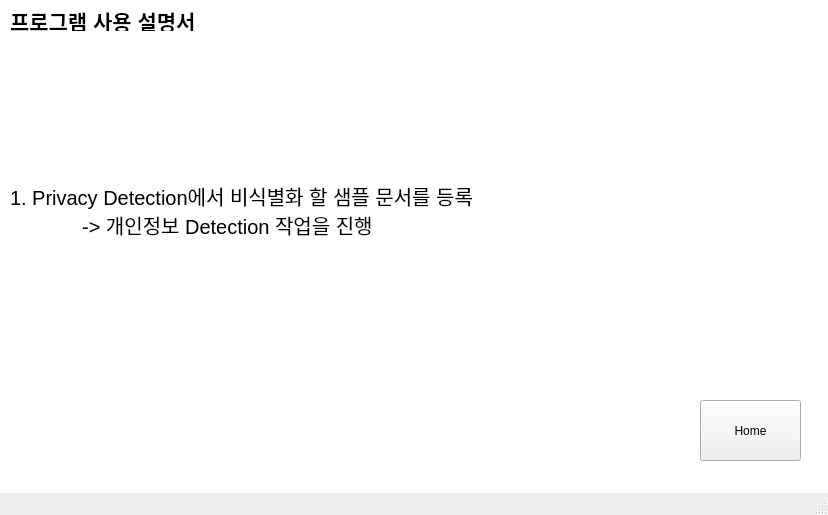
Old version of the form app/gui/UI/ui_help.ui in the repository CSID-DGU/2023-1-CECD3-Sugar-4.
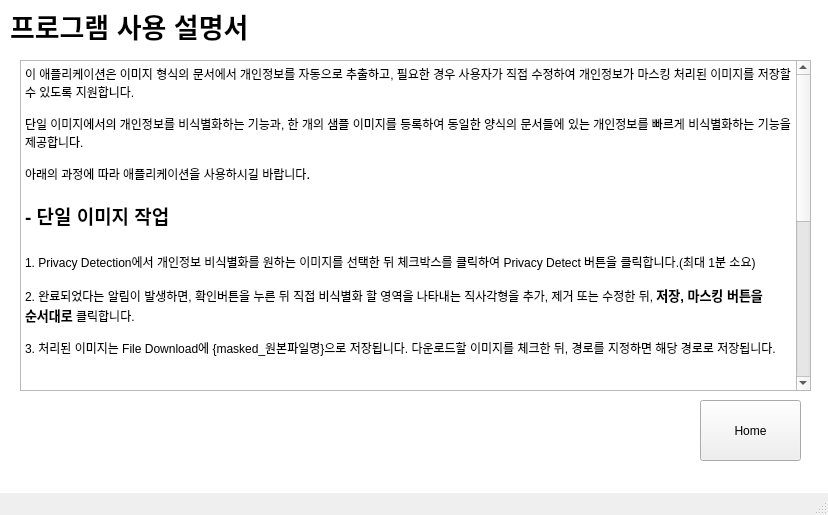
New version of the form.

Diff of the .ui file:
```diff
--- a/app/gui/UI/ui_help.ui
+++ b/app/gui/UI/ui_help.ui
@@ -41,13 +41,13 @@
      <rect>
       <x>10</x>
       <y>10</y>
-      <width>211</width>
-      <height>21</height>
+      <width>291</width>
+      <height>31</height>
      </rect>
     </property>
     <property name="font">
      <font>
-      <pointsize>16</pointsize>
+      <pointsize>20</pointsize>
       <bold>true</bold>
      </font>
     </property>
@@ -68,24 +68,52 @@
      <string>Home</string>
     </property>
    </widget>
-   <widget class="QLabel" name="label_3">
+   <widget class="QTextBrowser" name="textBrowser">
     <property name="geometry">
      <rect>
-      <x>10</x>
-      <y>40</y>
-      <width>781</width>
-      <height>341</height>
+      <x>20</x>
+      <y>60</y>
+      <width>791</width>
+      <height>331</height>
      </rect>
     </property>
-    <property name="font">
-     <font>
-      <pointsize>15</pointsize>
-      <bold>false</bold>
-     </font>
-    </property>
-    <property name="text">
-     <string>1. Privacy Detection에서 비식별화 할 샘플 문서를 등록
-             -&gt; 개인정보 Detection 작업을 진행</string>
+    <property name="html">
+     <string>&lt;!DOCTYPE HTML PUBLIC &quot;-//W3C//DTD HTML 4.0//EN&quot; &quot;http://www.w3.org/TR/REC-html40/strict.dtd&quot;&gt;
+&lt;html&gt;&lt;head&gt;&lt;meta name=&quot;qrichtext&quot; content=&quot;1&quot; /&gt;&lt;meta charset=&quot;utf-8&quot; /&gt;&lt;style type=&quot;text/css&quot;&gt;
+p, li { white-space: pre-wrap; }
+hr { height: 1px; border-width: 0; }
+li.unchecked::marker { content: &quot;\2610&quot;; }
+li.checked::marker { content: &quot;\2612&quot;; }
+&lt;/style&gt;&lt;/head&gt;&lt;body style=&quot; font-family:'맑은 고딕'; font-size:9pt; font-weight:400; font-style:normal;&quot;&gt;
+&lt;p style=&quot; margin-top:0px; margin-bottom:0px; margin-left:0px; margin-right:0px; -qt-block-indent:0; text-indent:0px;&quot;&gt;이 애플리케이션은 이미지 형식의 문서에서 개인정보를 자동으로 추출하고, 필요한 경우 사용자가 직접 수정하여 개인정보가 마스킹 처리된 이미지를 저장할 수 있도록 지원합니다.&lt;/p&gt;
+&lt;p style=&quot;-qt-paragraph-type:empty; margin-top:0px; margin-bottom:0px; margin-left:0px; margin-right:0px; -qt-block-indent:0; text-indent:0px;&quot;&gt;&lt;br /&gt;&lt;/p&gt;
+&lt;p style=&quot; margin-top:0px; margin-bottom:0px; margin-left:0px; margin-right:0px; -qt-block-indent:0; text-indent:0px;&quot;&gt;단일 이미지에서의 개인정보를 비식별화하는 기능과, 한 개의 샘플 이미지를 등록하여 동일한 양식의 문서들에 있는 개인정보를 빠르게 비식별화하는 기능을 제공합니다.&lt;/p&gt;
+&lt;p style=&quot;-qt-paragraph-type:empty; margin-top:0px; margin-bottom:0px; margin-left:0px; margin-right:0px; -qt-block-indent:0; text-indent:0px;&quot;&gt;&lt;br /&gt;&lt;/p&gt;
+&lt;p style=&quot; margin-top:0px; margin-bottom:0px; margin-left:0px; margin-right:0px; -qt-block-indent:0; text-indent:0px;&quot;&gt;아래의 과정에 따라 애플리케이션을 사용하시길 바랍니다&lt;span style=&quot; font-size:11pt;&quot;&gt;.&lt;/span&gt;&lt;/p&gt;
+&lt;p style=&quot;-qt-paragraph-type:empty; margin-top:0px; margin-bottom:0px; margin-left:0px; margin-right:0px; -qt-block-indent:0; text-indent:0px; font-size:11pt;&quot;&gt;&lt;br /&gt;&lt;/p&gt;
+&lt;p style=&quot; margin-top:0px; margin-bottom:0px; margin-left:0px; margin-right:0px; -qt-block-indent:0; text-indent:0px;&quot;&gt;&lt;span style=&quot; font-size:14pt; font-weight:700;&quot;&gt;- 단일 이미지 작업&lt;/span&gt;&lt;/p&gt;
+&lt;p style=&quot;-qt-paragraph-type:empty; margin-top:0px; margin-bottom:0px; margin-left:0px; margin-right:0px; -qt-block-indent:0; text-indent:0px; font-size:14pt; font-weight:700;&quot;&gt;&lt;br /&gt;&lt;/p&gt;
+&lt;p style=&quot; margin-top:0px; margin-bottom:0px; margin-left:0px; margin-right:0px; -qt-block-indent:0; text-indent:0px;&quot;&gt;1. Privacy Detection에서 개인정보 비식별화를 원하는 이미지를 선택한 뒤 체크박스를 클릭하여 Privacy Detect 버튼을 클릭합니다.(최대 1분 소요)&lt;/p&gt;
+&lt;p style=&quot;-qt-paragraph-type:empty; margin-top:0px; margin-bottom:0px; margin-left:0px; margin-right:0px; -qt-block-indent:0; text-indent:0px;&quot;&gt;&lt;br /&gt;&lt;/p&gt;
+&lt;p style=&quot; margin-top:0px; margin-bottom:0px; margin-left:0px; margin-right:0px; -qt-block-indent:0; text-indent:0px;&quot;&gt;2. 완료되었다는 알림이 발생하면, 확인버튼을 누른 뒤 직접 비식별화 할 영역을 나타내는 직사각형을 추가, 제거 또는 수정한 뒤, &lt;span style=&quot; font-size:10pt; font-weight:700;&quot;&gt;저장, 마스킹 버튼을 순서대로&lt;/span&gt; 클릭합니다.&lt;/p&gt;
+&lt;p style=&quot;-qt-paragraph-type:empty; margin-top:0px; margin-bottom:0px; margin-left:0px; margin-right:0px; -qt-block-indent:0; text-indent:0px;&quot;&gt;&lt;br /&gt;&lt;/p&gt;
+&lt;p style=&quot; margin-top:0px; margin-bottom:0px; margin-left:0px; margin-right:0px; -qt-block-indent:0; text-indent:0px;&quot;&gt;3. 처리된 이미지는 File Download에 {masked_원본파일명}으로 저장됩니다. 다운로드할 이미지를 체크한 뒤, 경로를 지정하면 해당 경로로 저장됩니다.&lt;/p&gt;
+&lt;p style=&quot;-qt-paragraph-type:empty; margin-top:0px; margin-bottom:0px; margin-left:0px; margin-right:0px; -qt-block-indent:0; text-indent:0px;&quot;&gt;&lt;br /&gt;&lt;/p&gt;
+&lt;p style=&quot;-qt-paragraph-type:empty; margin-top:0px; margin-bottom:0px; margin-left:0px; margin-right:0px; -qt-block-indent:0; text-indent:0px;&quot;&gt;&lt;br /&gt;&lt;/p&gt;
+&lt;p style=&quot; margin-top:0px; margin-bottom:0px; margin-left:0px; margin-right:0px; -qt-block-indent:0; text-indent:0px;&quot;&gt;&lt;span style=&quot; font-size:14pt; font-weight:700;&quot;&gt;- 샘플 문서를 활용한 여러개의 이미지 작업&lt;/span&gt;&lt;/p&gt;
+&lt;p style=&quot;-qt-paragraph-type:empty; margin-top:0px; margin-bottom:0px; margin-left:0px; margin-right:0px; -qt-block-indent:0; text-indent:0px; font-size:14pt; font-weight:700;&quot;&gt;&lt;br /&gt;&lt;/p&gt;
+&lt;p style=&quot; margin-top:0px; margin-bottom:0px; margin-left:0px; margin-right:0px; -qt-block-indent:0; text-indent:0px;&quot;&gt;1. Privacy Detection에서 샘플 양식으로 등록할 이미지를 선택한 뒤 체크박스를 클릭하여 Privacy Detect 버튼을 클릭합니다. 이미지에는 비식별화를 원하는 항목이 반드시 입력된 상태여야 합니다.(최대 1분 소요)&lt;/p&gt;
+&lt;p style=&quot;-qt-paragraph-type:empty; margin-top:0px; margin-bottom:0px; margin-left:0px; margin-right:0px; -qt-block-indent:0; text-indent:0px;&quot;&gt;&lt;br /&gt;&lt;/p&gt;
+&lt;p style=&quot; margin-top:0px; margin-bottom:0px; margin-left:0px; margin-right:0px; -qt-block-indent:0; text-indent:0px;&quot;&gt;2. 완료되었다는 알림이 발생하면, 확인버튼을 누른 뒤 직접 비식별화 할 영역을 나타내는 직사각형을 추가, 제거 또는 수정한 뒤, &lt;span style=&quot; font-size:10pt; font-weight:700;&quot;&gt;저장 버튼&lt;/span&gt;만을 클릭합니다.&lt;/p&gt;
+&lt;p style=&quot;-qt-paragraph-type:empty; margin-top:0px; margin-bottom:0px; margin-left:0px; margin-right:0px; -qt-block-indent:0; text-indent:0px;&quot;&gt;&lt;br /&gt;&lt;/p&gt;
+&lt;p style=&quot; margin-top:0px; margin-bottom:0px; margin-left:0px; margin-right:0px; -qt-block-indent:0; text-indent:0px;&quot;&gt;3. 샘플 이미지는 샘플 리스트에 폴더 형태로 지정됩니다. 수정 버튼을 통해 비식별 처리할 영역을 수정할 수 있으며, 수정 후에는 반드시 저장 버튼을 클릭해야합니다.&lt;/p&gt;
+&lt;p style=&quot; margin-top:0px; margin-bottom:0px; margin-left:0px; margin-right:0px; -qt-block-indent:0; text-indent:0px;&quot;&gt;샘플파일명을 더블클릭하면 파일을 업로드할 수 있는 화면이 나타납니다. &lt;span style=&quot; font-size:10pt; font-weight:700;&quot;&gt;반드시 샘플 이미지와 동일한 양식을 가진 문서들만을 업로드하여야 합니다.&lt;/span&gt;&lt;/p&gt;
+&lt;p style=&quot;-qt-paragraph-type:empty; margin-top:0px; margin-bottom:0px; margin-left:0px; margin-right:0px; -qt-block-indent:0; text-indent:0px; font-size:10pt; font-weight:700;&quot;&gt;&lt;br /&gt;&lt;/p&gt;
+&lt;p style=&quot; margin-top:0px; margin-bottom:0px; margin-left:0px; margin-right:0px; -qt-block-indent:0; text-indent:0px;&quot;&gt;4. 업로드한 문서들을 체크한 뒤 &lt;span style=&quot; font-size:10pt; font-weight:700;&quot;&gt;마스킹 버튼&lt;/span&gt;을 클릭합니다.(이미지의 수에 따라 다소 시간이 걸릴 수 있음) 완료되었다는 알림이 발생하면 처리 결과를 Sample Results에서 샘플별로 확인할 수 있습니다.&lt;/p&gt;
+&lt;p style=&quot;-qt-paragraph-type:empty; margin-top:0px; margin-bottom:0px; margin-left:0px; margin-right:0px; -qt-block-indent:0; text-indent:0px;&quot;&gt;&lt;br /&gt;&lt;/p&gt;
+&lt;p style=&quot; margin-top:0px; margin-bottom:0px; margin-left:0px; margin-right:0px; -qt-block-indent:0; text-indent:0px;&quot;&gt;5. Sample Results에서 샘플파일명을 더블클릭하면 앞서 처리한 문서들을 확인할 수 있습니다. 문서를 선택하여 수정 버튼을 누르면, 직접 비식별화할 영역을 수정할 수 있습니다. 수정 후 반드시 &lt;span style=&quot; font-size:10pt; font-weight:700;&quot;&gt;저장 버튼&lt;/span&gt;&lt;span style=&quot; font-size:10pt;&quot;&gt;을 눌러 저장하여야 합니다. &lt;/span&gt;&lt;/p&gt;
+&lt;p style=&quot;-qt-paragraph-type:empty; margin-top:0px; margin-bottom:0px; margin-left:0px; margin-right:0px; -qt-block-indent:0; text-indent:0px; font-size:10pt;&quot;&gt;&lt;br /&gt;&lt;/p&gt;
+&lt;p style=&quot; margin-top:0px; margin-bottom:0px; margin-left:0px; margin-right:0px; -qt-block-indent:0; text-indent:0px;&quot;&gt;6. 마찬가지로 마스킹된 이미지들은 File Download에 샘플파일명 내부에 저장됩니다.  일괄적으로 다운받기 위해 샘플파일명 폴더를 체크하여 다운로드하거나, 샘플파일명을 더블클릭한 뒤{masked_원본파일명}으로 저장된 파일들을 체크하여 다운로드 할 수 있습니다.&lt;/p&gt;&lt;/body&gt;&lt;/html&gt;</string>
     </property>
    </widget>
   </widget>
```
